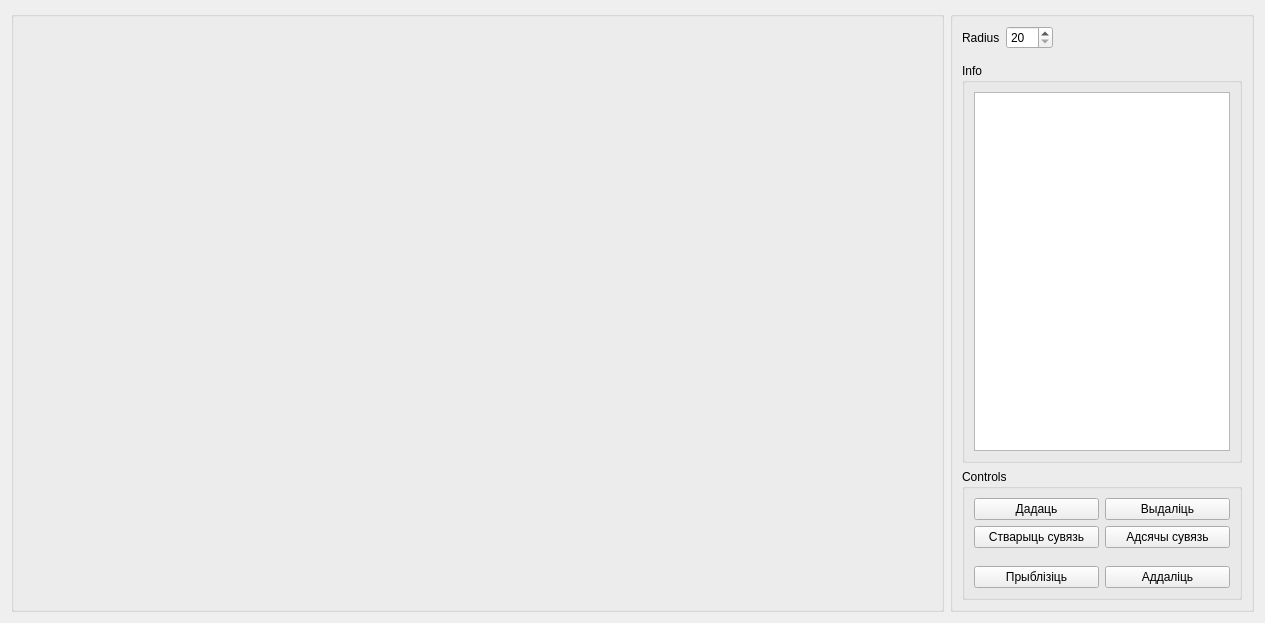
Above: visualisationgraphform.ui from 0mniCrow/SmartGraph before the change. Below: the same form after it.
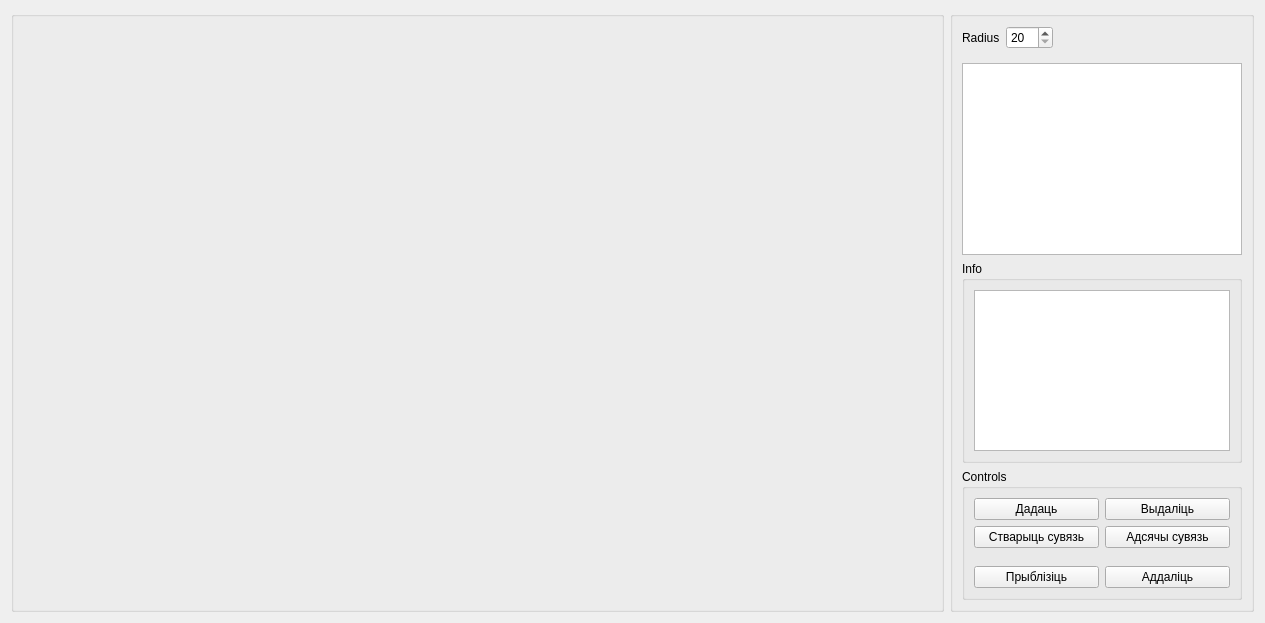
That is the form after the change.

Patch:
```diff
--- a/visualisationgraphform.ui
+++ b/visualisationgraphform.ui
@@ -28,7 +28,7 @@
        <property name="title">
         <string/>
        </property>
-       <layout class="QVBoxLayout" name="verticalLayout_2" stretch="0,1,0">
+       <layout class="QVBoxLayout" name="verticalLayout_2" stretch="0,0,1,0">
         <item>
          <layout class="QHBoxLayout" name="horizontalLayout_5">
           <property name="bottomMargin">
@@ -72,6 +72,9 @@
           </item>
          </layout>
         </item>
+        <item>
+         <widget class="QTableView" name="table_vertices"/>
+        </item>
         <item>
          <widget class="QGroupBox" name="group_info">
           <property name="title">
```
